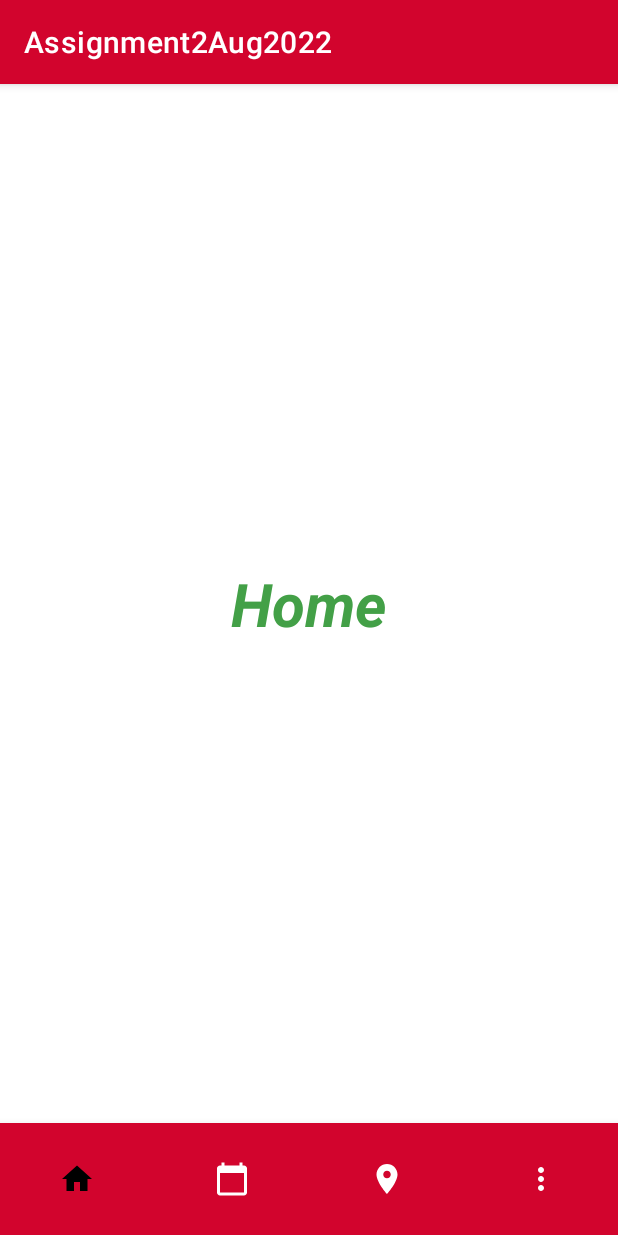
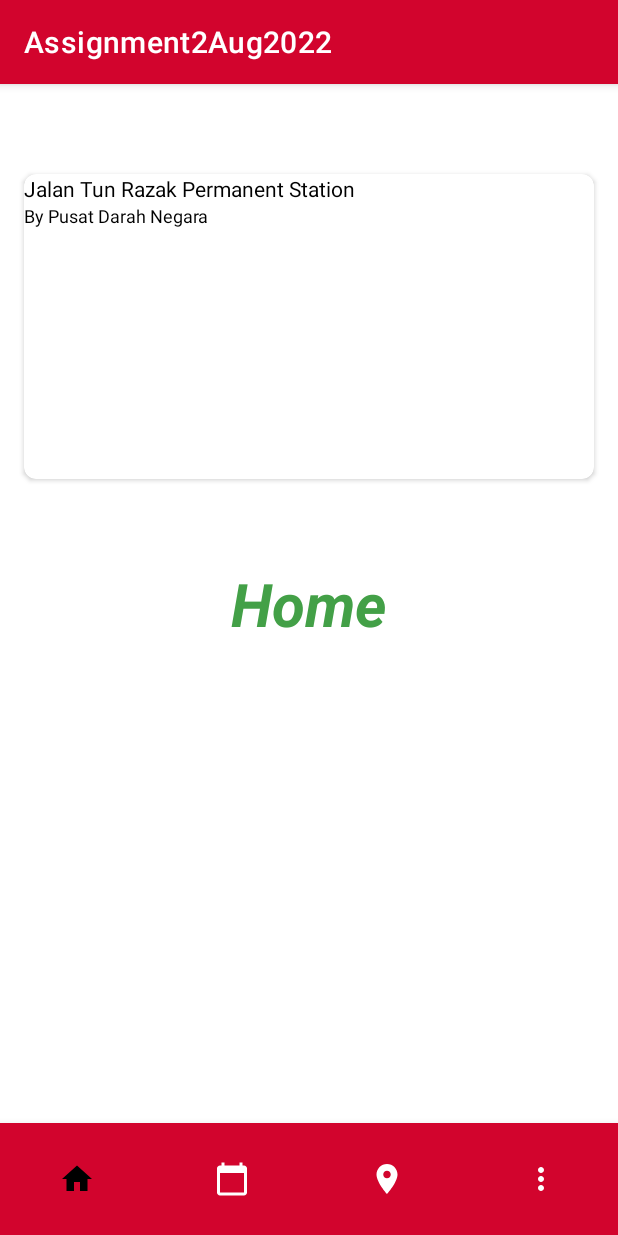
Before and after one commit to josephwongX/Assignment2Aug2022, an Android app: the screen it shows after launch (MainActivity), on a phone screen of 412 x 824 dp. Run offline under Robolectric (Android 15) with nearby library versions, the phone set to English and light mode, and no system bars.

Commit message:
Card View

```diff
--- a/app/src/main/res/layout/fragment_first.xml
+++ b/app/src/main/res/layout/fragment_first.xml
@@ -20,7 +20,38 @@
         app:layout_constraintStart_toStartOf="parent"
         app:layout_constraintTop_toTopOf="parent" />
 
+    <androidx.cardview.widget.CardView
+        android:layout_width="380dp"
+        android:layout_height="203dp"
+        android:layout_marginTop="60dp"
+        android:layout_marginLeft="16dp"
+        android:layout_marginRight="16dp"
+        app:cardCornerRadius="8dp"
+        app:layout_constraintStart_toStartOf="parent"
+        app:layout_constraintTop_toTopOf="parent">
+
+        <LinearLayout
+            android:layout_width="wrap_content"
+            android:layout_height="wrap_content"
+            android:orientation="vertical">
+
+        <TextView
+            android:layout_width="wrap_content"
+            android:layout_height="match_parent"
+            android:text="Jalan Tun Razak Permanent Station"
+            android:textColor="#FF000000"
+            android:textSize="14sp"/>
+
+            <TextView
+                android:layout_width="wrap_content"
+                android:layout_height="match_parent"
+                android:text="By Pusat Darah Negara"
+                android:textColor="#FF000000"
+                android:textSize="12sp"/>
+
+        </LinearLayout>
 
 
+    </androidx.cardview.widget.CardView>
 
 </androidx.constraintlayout.widget.ConstraintLayout>
```
